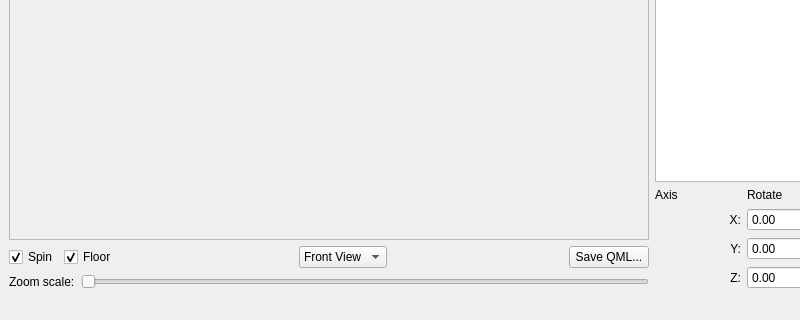
chgans/qextmouse3d, file demos/modelviewer/controls.ui: the form before one commit; both pictures show x 0 to 800 and y 448 to 768 of the 934 by 768 pixel window.
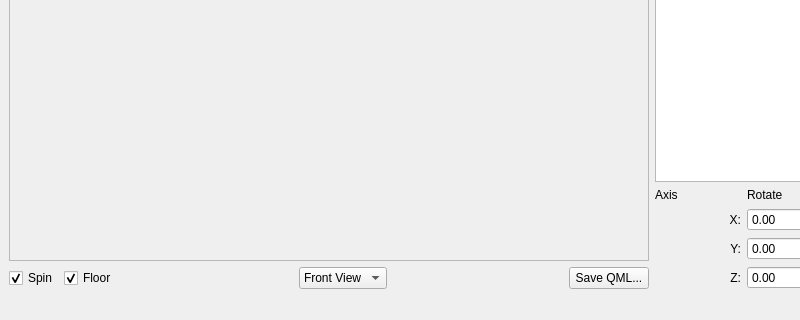
The form after the commit.

Diff of the .ui file:
```diff
--- a/demos/modelviewer/controls.ui
+++ b/demos/modelviewer/controls.ui
@@ -14,9 +14,9 @@
    <string>Model Viewer</string>
   </property>
   <widget class="QWidget" name="centralwidget">
-   <layout class="QHBoxLayout" name="horizontalLayout_3">
+   <layout class="QHBoxLayout" name="horizontalLayout_2">
     <item>
-     <layout class="QVBoxLayout" name="verticalLayout">
+     <layout class="QVBoxLayout" name="verticalLayout_2">
       <item>
        <widget class="QFrame" name="frame">
         <property name="sizePolicy">
@@ -131,43 +131,10 @@
         </item>
        </layout>
       </item>
-      <item>
-       <layout class="QHBoxLayout" name="horizontalLayout_2">
-        <item>
-         <widget class="QLabel" name="label_8">
-          <property name="text">
-           <string>Zoom scale:</string>
-          </property>
-         </widget>
-        </item>
-        <item>
-         <widget class="QSlider" name="zoomSlider">
-          <property name="toolTip">
-           <string>Adjust how much scroll wheel affects zoom</string>
-          </property>
-          <property name="minimum">
-           <number>1</number>
-          </property>
-          <property name="maximum">
-           <number>20</number>
-          </property>
-          <property name="value">
-           <number>1</number>
-          </property>
-          <property name="orientation">
-           <enum>Qt::Horizontal</enum>
-          </property>
-          <property name="tickPosition">
-           <enum>QSlider::NoTicks</enum>
-          </property>
-         </widget>
-        </item>
-       </layout>
-      </item>
      </layout>
     </item>
     <item>
-     <layout class="QVBoxLayout" name="verticalLayout_2">
+     <layout class="QVBoxLayout" name="verticalLayout">
       <item>
        <widget class="QLabel" name="label">
         <property name="text">
```
Left out of the diff: 148 changed lines with no effect on the pictures.
